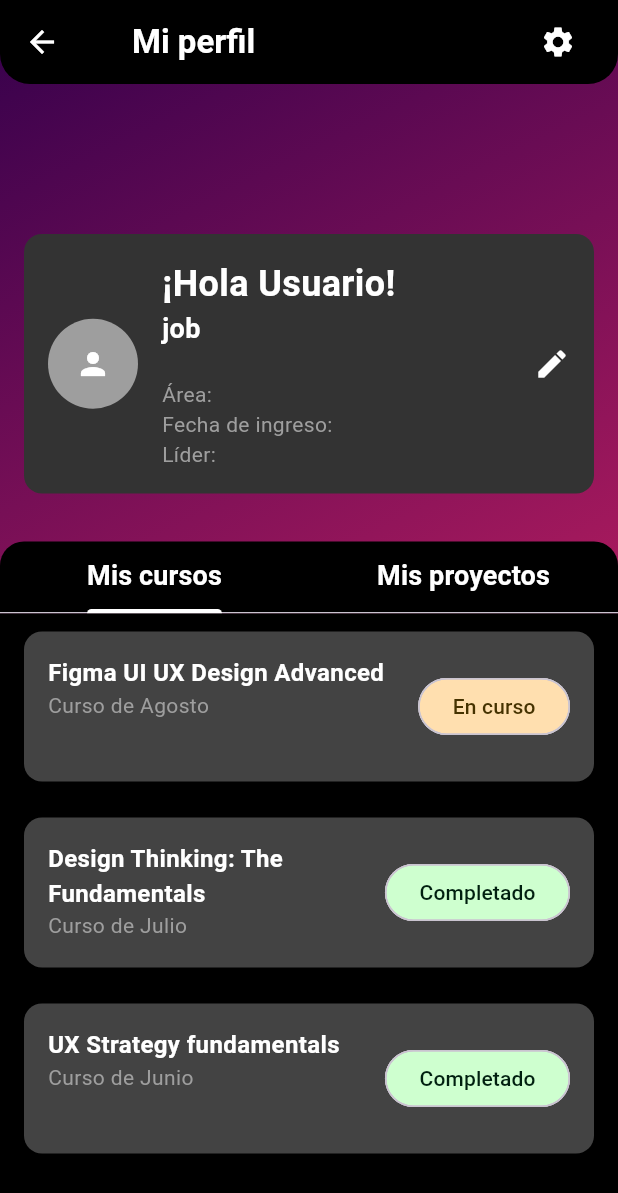
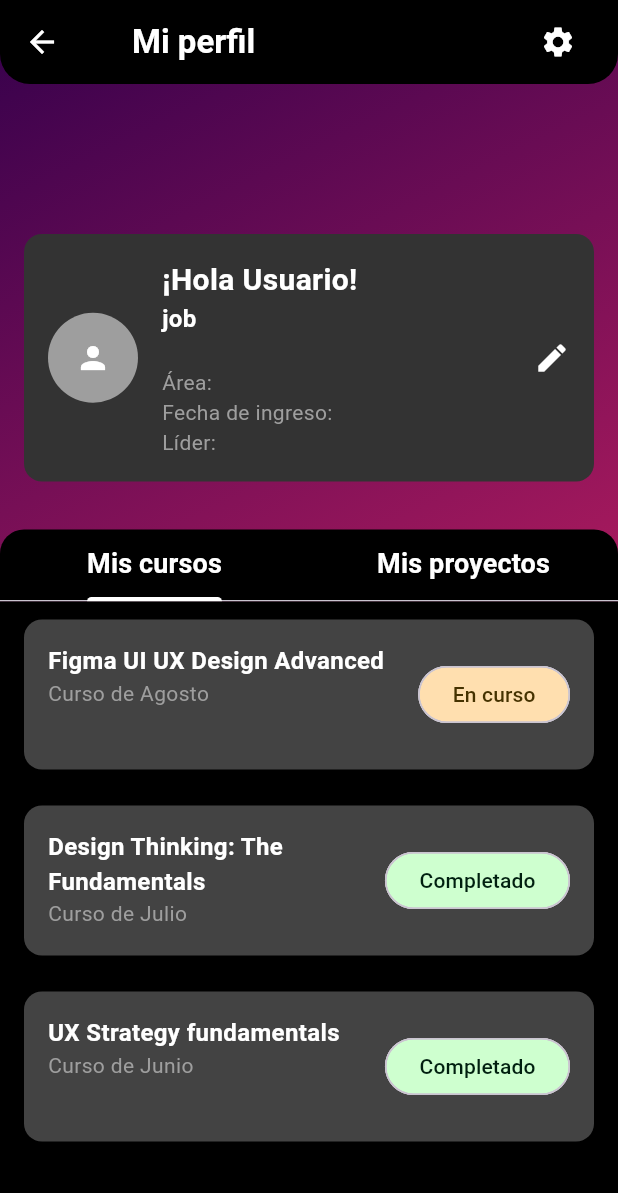
Before and after one commit to LiberRivera/BykonApp, a Flutter app: the ProfileScreen screen opened directly, on a phone screen of 412 x 824 dp. Shown: the top 1193 px of the screen. Run offline on Flutter 3.47's test engine with Material 3 defaults, Android fonts, the phone set to English and light mode, and no system bars; our stand-ins replace flutter_dotenv, flutter_secure_storage, syncfusion_flutter_datepicker; accounts and stored records are empty.

Commit message:
Fix the overflow in My Profile

```diff
--- a/lib/profile.dart
+++ b/lib/profile.dart
@@ -111,7 +111,7 @@ class ProfileScreen extends StatelessWidget {
                             '¡Hola ${CommonFunctions.truncateToTwoTokens(User.instancia?.fullName ?? 'Usuario')}!',
                             style: const TextStyle(
                               color: Colors.white,
-                              fontSize: 24,
+                              fontSize: 20,
                               fontWeight: FontWeight.bold,
                             ),
                           ),
@@ -119,7 +119,7 @@ class ProfileScreen extends StatelessWidget {
                             User.instancia?.jobPosition ?? 'job',
                             style: TextStyle(
                               color: Colors.white,
-                              fontSize: 18,
+                              fontSize: 16,
                               fontWeight: FontWeight.bold,
                             ),
                           ),
```
